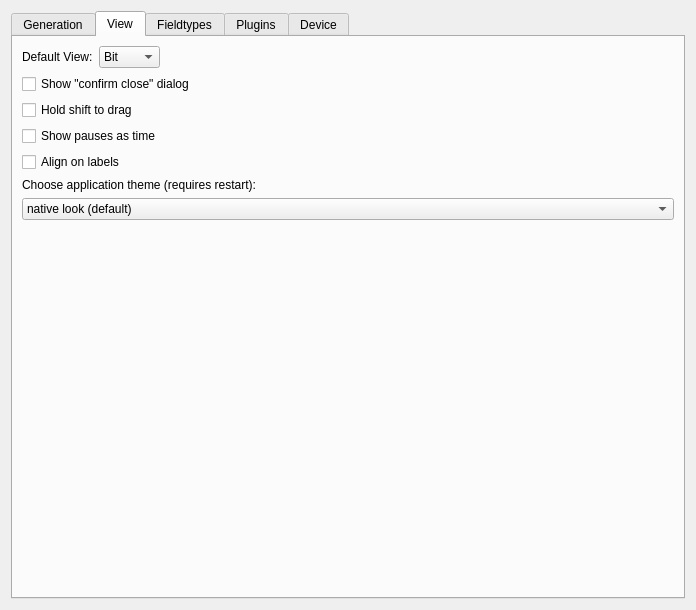
Above: ui/options.ui from jopohl/urh before the change. Below: the same form after it.
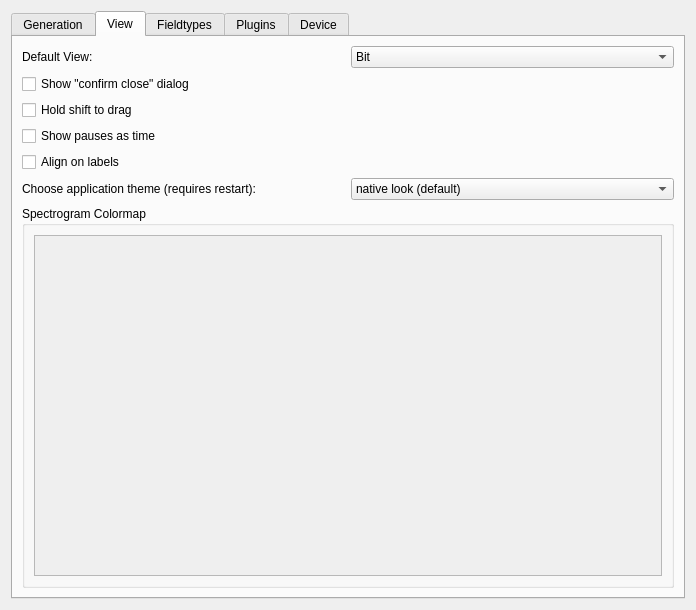
That is the form after the change. The open tabs and pages were chosen to show the change. Icons and pictures are not drawn. Custom widgets are drawn as their Qt base class.

Commit message: make colormap configurable in settings

```diff
--- a/ui/options.ui
+++ b/ui/options.ui
@@ -70,7 +70,7 @@
       <attribute name="title">
        <string>View</string>
       </attribute>
-      <layout class="QVBoxLayout" name="verticalLayout_4">
+      <layout class="QVBoxLayout" name="verticalLayout">
        <item>
         <layout class="QHBoxLayout" name="horizontalLayout_2">
          <item>
@@ -105,19 +105,6 @@
            </item>
           </widget>
          </item>
-         <item>
-          <spacer name="horizontalSpacer">
-           <property name="orientation">
-            <enum>Qt::Horizontal</enum>
-           </property>
-           <property name="sizeHint" stdset="0">
-            <size>
-             <width>40</width>
-             <height>20</height>
-            </size>
-           </property>
-          </spacer>
-         </item>
         </layout>
        </item>
        <item>
@@ -149,6 +136,8 @@
         </widget>
        </item>
        <item>
+        <layout class="QHBoxLayout" name="horizontalLayout_4">
+         <item>
         <widget class="QLabel" name="label_9">
          <property name="text">
           <string>Choose application theme (requires restart):</string>
@@ -174,18 +163,34 @@
          </item>
         </widget>
        </item>
+        </layout>
+       </item>
        <item>
-        <spacer name="verticalSpacer_2">
-         <property name="orientation">
-          <enum>Qt::Vertical</enum>
+        <widget class="QGroupBox" name="groupBoxSpectrogramColormap">
+         <property name="title">
+          <string>Spectrogram Colormap</string>
          </property>
-         <property name="sizeHint" stdset="0">
-          <size>
-           <width>20</width>
-           <height>383</height>
-          </size>
-         </property>
-        </spacer>
+         <layout class="QVBoxLayout" name="verticalLayout_2">
+          <item>
+           <widget class="QScrollArea" name="scrollAreaSpectrogramColormap">
+            <property name="widgetResizable">
+             <bool>true</bool>
+            </property>
+            <widget class="QWidget" name="scrollAreaWidgetSpectrogramColormapContents">
+             <property name="geometry">
+              <rect>
+               <x>0</x>
+               <y>0</y>
+               <width>616</width>
+               <height>307</height>
+              </rect>
+             </property>
+             <layout class="QVBoxLayout" name="verticalLayout_4"/>
+            </widget>
+           </widget>
+          </item>
+         </layout>
+        </widget>
        </item>
       </layout>
      </widget>
```
Left out of the diff: 5 changed lines with no effect on the pictures. Lines whose indentation alone changed are shown as unchanged. The commit also changes 8 other files.
